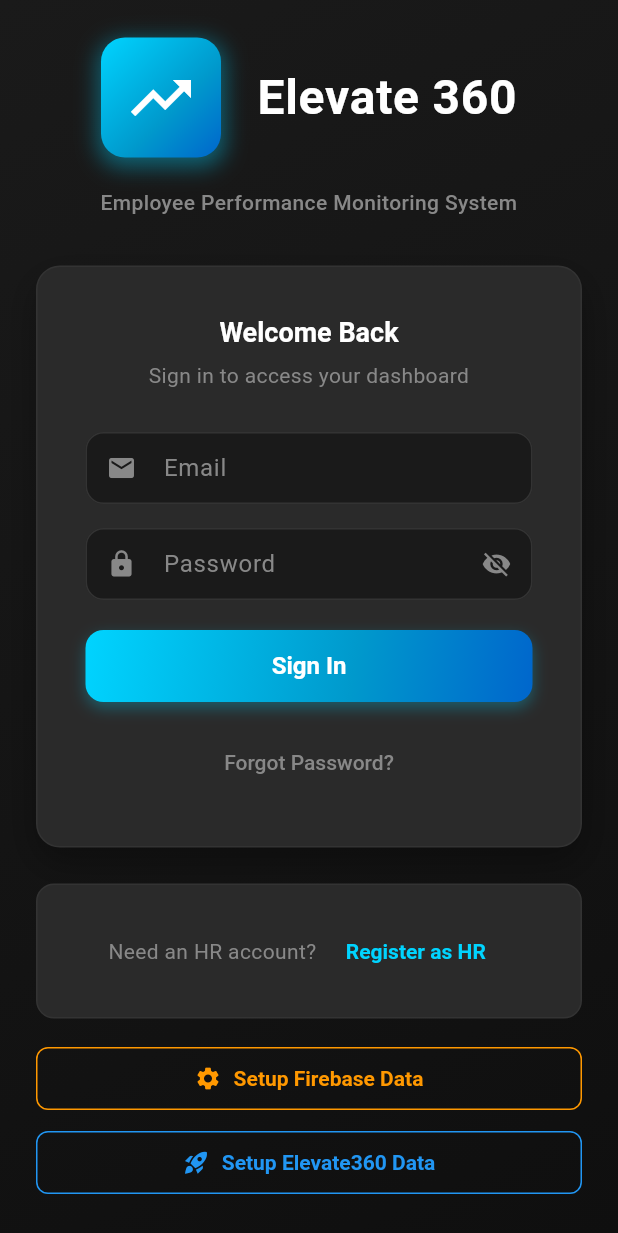
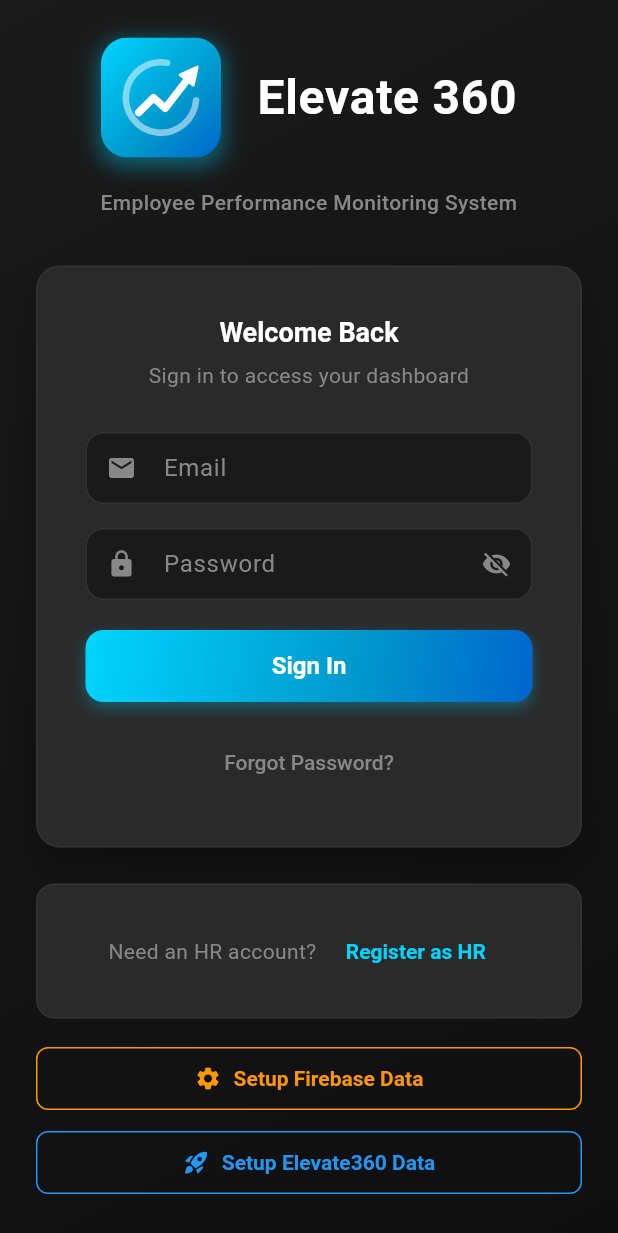
Before and after one commit to kumaranindian/elevate-360, a Flutter app: the screen it shows after launch, on a phone screen of 412 x 824 dp. Shown: the top 1233 px of the screen. Run offline on Flutter 3.47's test engine with Material 3 defaults, Android fonts, the phone set to English and light mode, and no system bars; drawn by our look-alikes of flutter_animate; our stand-ins replace cloud_firestore, firebase_auth, firebase_core, fl_chart, flutter_hooks, flutter_riverpod and 1 more; accounts and stored records are empty.

Commit message:
Use new logo in AppLogo widget and regenerate launcher icons
- AppLogo/AppLogoSmall render assets/images/app_logo.svg via flutter_svg
- Android legacy + adaptive icons, iOS, macOS, web (favicons, PWA,
  maskable) and Windows .ico generated from the logo
- flutter_launcher_icons config covers all platforms
- Remove missing assets/icons and assets/animations from pubspec
- Web manifest theme/background color set to brand blue

Co-Authored-By: Claude Opus 5.5 <noreply@anthropic.com>
Claude-Session: https://claude.ai/code/session_01VthfFvFUoDXjWG33oUN1ZU

```diff
--- a/lib/core/widgets/app_logo.dart
+++ b/lib/core/widgets/app_logo.dart
@@ -1,4 +1,49 @@
 import 'package:flutter/material.dart';
+import 'package:flutter_svg/flutter_svg.dart';
+
+/// Brand mark: growth arrow breaking out of a 360° ring.
+/// Source artwork lives in assets/images/app_logo.svg.
+const String _logoAsset = 'assets/images/app_logo.svg';
+
+class _LogoMark extends StatelessWidget {
+  final double size;
+  final double glowBlur;
+  final double glowOffset;
+  final double glowSpread;
+
+  const _LogoMark({
+    required this.size,
+    required this.glowBlur,
+    required this.glowOffset,
+    required this.glowSpread,
+  });
+
+  @override
+  Widget build(BuildContext context) {
+    return Container(
+      width: size,
+      height: size,
+      decoration: BoxDecoration(
+        // Matches the artwork's corner radius (224 / 1024).
+        borderRadius: BorderRadius.circular(size * 0.22),
+        boxShadow: [
+          BoxShadow(
+            color: const Color(0xFF00D4FF).withOpacity(0.4),
+            blurRadius: glowBlur,
+            offset: Offset(0, glowOffset),
+            spreadRadius: glowSpread,
+          ),
+        ],
+      ),
+      child: SvgPicture.asset(
+        _logoAsset,
+        width: size,
+        height: size,
+        semanticsLabel: 'Elevate 360 logo',
+      ),
+    );
+  }
+}
 
 class AppLogo extends StatelessWidget {
   final double size;
@@ -17,38 +62,7 @@ class AppLogo extends StatelessWidget {
     return Row(
       mainAxisSize: MainAxisSize.min,
       children: [
-        // Logo icon
-        Container(
-          width: size,
-          height: size,
-          decoration: BoxDecoration(
-            gradient: LinearGradient(
-              begin: Alignment.topLeft,
-              end: Alignment.bottomRight,
-              colors: [
-                const Color(0xFF00D4FF),
-                const Color(0xFF0099CC),
-                const Color(0xFF0066CC),
-              ],
-              stops: const [0.0, 0.6, 1.0],
-            ),
-            borderRadius: BorderRadius.circular(size * 0.2),
-            boxShadow: [
-              BoxShadow(
-                color: const Color(0xFF00D4FF).withOpacity(0.4),
-                blurRadius: 12,
-                offset: const Offset(0, 4),
-                spreadRadius: 2,
-              ),
-            ],
-          ),
-          child: Icon(
-            Icons.trending_up,
-            color: Colors.white,
-            size: size * 0.6,
-          ),
-        ),
-
+        _LogoMark(size: size, glowBlur: 12, glowOffset: 4, glowSpread: 2),
         if (showText) ...[
           SizedBox(width: size * 0.3),
           Text(
@@ -78,35 +92,6 @@ class AppLogoSmall extends StatelessWidget {
 
   @override
   Widget build(BuildContext context) {
-    return Container(
-      width: size,
-      height: size,
-      decoration: BoxDecoration(
-        gradient: LinearGradient(
-          begin: Alignment.topLeft,
-          end: Alignment.bottomRight,
-          colors: [
-            const Color(0xFF00D4FF),
-            const Color(0xFF0099CC),
-            const Color(0xFF0066CC),
-          ],
-          stops: const [0.0, 0.6, 1.0],
-        ),
-        borderRadius: BorderRadius.circular(size * 0.2),
-        boxShadow: [
-          BoxShadow(
-            color: const Color(0xFF00D4FF).withOpacity(0.4),
-            blurRadius: 8,
-            offset: const Offset(0, 3),
-            spreadRadius: 1,
-          ),
-        ],
-      ),
-      child: Icon(
-        Icons.trending_up,
-        color: Colors.white,
-        size: size * 0.6,
-      ),
-    );
+    return _LogoMark(size: size, glowBlur: 8, glowOffset: 3, glowSpread: 1);
   }
 }
```
Also changed, not shown: pubspec.yaml (+19 -4 lines), assets/images/app_icon_background.png (added), assets/images/app_icon_background.svg (added), assets/images/app_icon_foreground.png (added), assets/images/app_icon_foreground.svg (added), assets/images/app_icon_square.png (added), assets/images/app_icon_square.svg (added), 47 other files.
